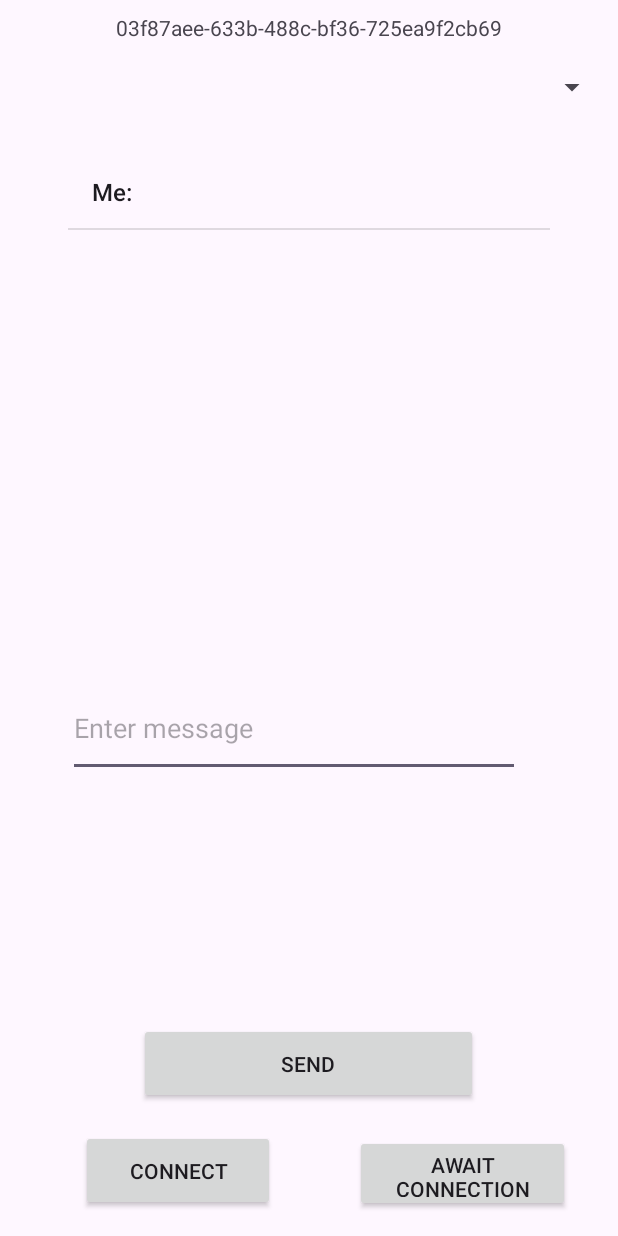
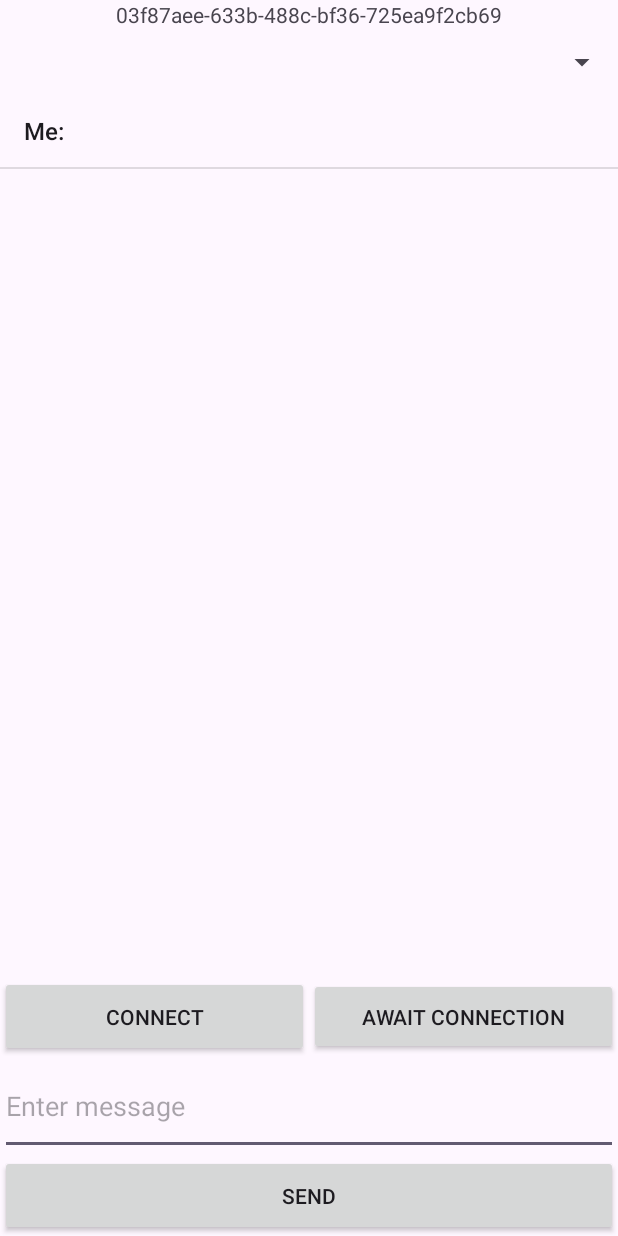
Before and after one commit to michaelgreeen/BluetoothCommunicator, an Android app: the screen it shows after launch (MainActivity), after a tap on "SEND", on a phone screen of 412 x 824 dp. Run offline under Robolectric (Android 15) with nearby library versions, the phone set to English and light mode, and no system bars.

Commit message:
Added layout with better elements' constraints

```diff
--- a/app/src/main/java/com/example/bluetoothcommunicator/MainActivity.java
+++ b/app/src/main/java/com/example/bluetoothcommunicator/MainActivity.java
@@ -139,7 +139,6 @@ public class MainActivity extends ComponentActivity {
         });
     }
 
-
     private void checkBluetoothPermissions() {
         if (Build.VERSION.SDK_INT >= Build.VERSION_CODES.S &&
                 ActivityCompat.checkSelfPermission(this, Manifest.permission.BLUETOOTH_CONNECT) != PackageManager.PERMISSION_GRANTED) {
--- a/app/src/main/res/layout/activity_main.xml
+++ b/app/src/main/res/layout/activity_main.xml
@@ -10,86 +10,65 @@
         android:id="@+id/uuidTextView"
         android:layout_width="wrap_content"
         android:layout_height="wrap_content"
-        android:layout_alignParentTop="true"
-        android:layout_centerHorizontal="true"
         android:text="UUID"
-        app:layout_constraintBottom_toTopOf="@+id/pairedDevicesSpinner"
-        app:layout_constraintEnd_toEndOf="parent"
+        app:layout_constraintTop_toTopOf="parent"
         app:layout_constraintStart_toStartOf="parent"
-        app:layout_constraintTop_toTopOf="parent" />
+        app:layout_constraintEnd_toEndOf="parent" />
 
     <Spinner
         android:id="@+id/pairedDevicesSpinner"
-        android:layout_width="398dp"
+        android:layout_width="0dp"
         android:layout_height="44dp"
-        android:layout_below="@id/uuidTextView"
-        android:layout_marginTop="36dp"
-        app:layout_constraintEnd_toEndOf="parent"
+        app:layout_constraintTop_toBottomOf="@id/uuidTextView"
         app:layout_constraintStart_toStartOf="parent"
-        app:layout_constraintTop_toTopOf="parent" />
+        app:layout_constraintEnd_toEndOf="parent" />
 
     <ListView
         android:id="@+id/chatHistoryListView"
-        android:layout_width="321dp"
-        android:layout_height="260dp"
-        android:layout_above="@id/connectButton"
-        android:layout_below="@id/pairedDevicesSpinner"
-        android:layout_marginTop="24dp"
-        app:layout_constraintBottom_toTopOf="@+id/messageEditText"
-        app:layout_constraintEnd_toEndOf="parent"
+        android:layout_width="0dp"
+        android:layout_height="0dp"
+        app:layout_constraintTop_toBottomOf="@id/pairedDevicesSpinner"
+        app:layout_constraintBottom_toTopOf="@id/connectButton"
         app:layout_constraintStart_toStartOf="parent"
-        app:layout_constraintTop_toBottomOf="@+id/pairedDevicesSpinner"
-        app:layout_constraintVertical_bias="0.0" />
+        app:layout_constraintEnd_toEndOf="parent" />
 
     <Button
         android:id="@+id/connectButton"
-        android:layout_width="129dp"
+        android:layout_width="0dp"
         android:layout_height="54dp"
-        android:layout_above="@id/awaitButton"
-        android:layout_marginTop="12dp"
         android:text="Connect"
-        app:layout_constraintBottom_toBottomOf="parent"
+        app:layout_constraintTop_toBottomOf="@id/chatHistoryListView"
+        app:layout_constraintStart_toStartOf="parent"
         app:layout_constraintEnd_toStartOf="@+id/awaitButton"
-        app:layout_constraintStart_toStartOf="parent"
-        app:layout_constraintTop_toBottomOf="@+id/sendButton"
-        app:layout_constraintVertical_bias="0.243" />
+        app:layout_constraintBottom_toTopOf="@id/messageEditText" />
 
     <Button
         android:id="@+id/awaitButton"
-        android:layout_width="143dp"
+        android:layout_width="0dp"
         android:layout_height="51dp"
-        android:layout_above="@id/sendButton"
-        android:layout_marginTop="15dp"
-        android:layout_marginEnd="32dp"
         android:text="Await connection"
-        app:layout_constraintBottom_toBottomOf="parent"
+        app:layout_constraintTop_toBottomOf="@id/chatHistoryListView"
+        app:layout_constraintStart_toEndOf="@id/connectButton"
         app:layout_constraintEnd_toEndOf="parent"
-        app:layout_constraintTop_toBottomOf="@+id/sendButton"
-        app:layout_constraintVertical_bias="0.243" />
+        app:layout_constraintBottom_toTopOf="@id/messageEditText" />
 
     <EditText
         android:id="@+id/messageEditText"
-        android:layout_width="301dp"
+        android:layout_width="0dp"
         android:layout_height="65dp"
-        android:layout_above="@id/sendButton"
         android:hint="Enter message"
-        app:layout_constraintBottom_toTopOf="@+id/sendButton"
-        app:layout_constraintEnd_toEndOf="parent"
-        app:layout_constraintHorizontal_bias="0.409"
+        app:layout_constraintTop_toBottomOf="@id/connectButton"
+        app:layout_constraintBottom_toTopOf="@id/sendButton"
         app:layout_constraintStart_toStartOf="parent"
-        app:layout_constraintTop_toTopOf="parent"
-        app:layout_constraintVertical_bias="0.734" />
+        app:layout_constraintEnd_toEndOf="parent" />
 
     <Button
         android:id="@+id/sendButton"
-        android:layout_width="226dp"
+        android:layout_width="0dp"
         android:layout_height="54dp"
-        android:layout_alignParentBottom="true"
-        android:layout_marginBottom="88dp"
         android:text="Send"
         app:layout_constraintBottom_toBottomOf="parent"
-        app:layout_constraintEnd_toEndOf="parent"
-        app:layout_constraintHorizontal_bias="0.497"
-        app:layout_constraintStart_toStartOf="parent" />
+        app:layout_constraintStart_toStartOf="parent"
+        app:layout_constraintEnd_toEndOf="parent" />
 
 </androidx.constraintlayout.widget.ConstraintLayout>
```
